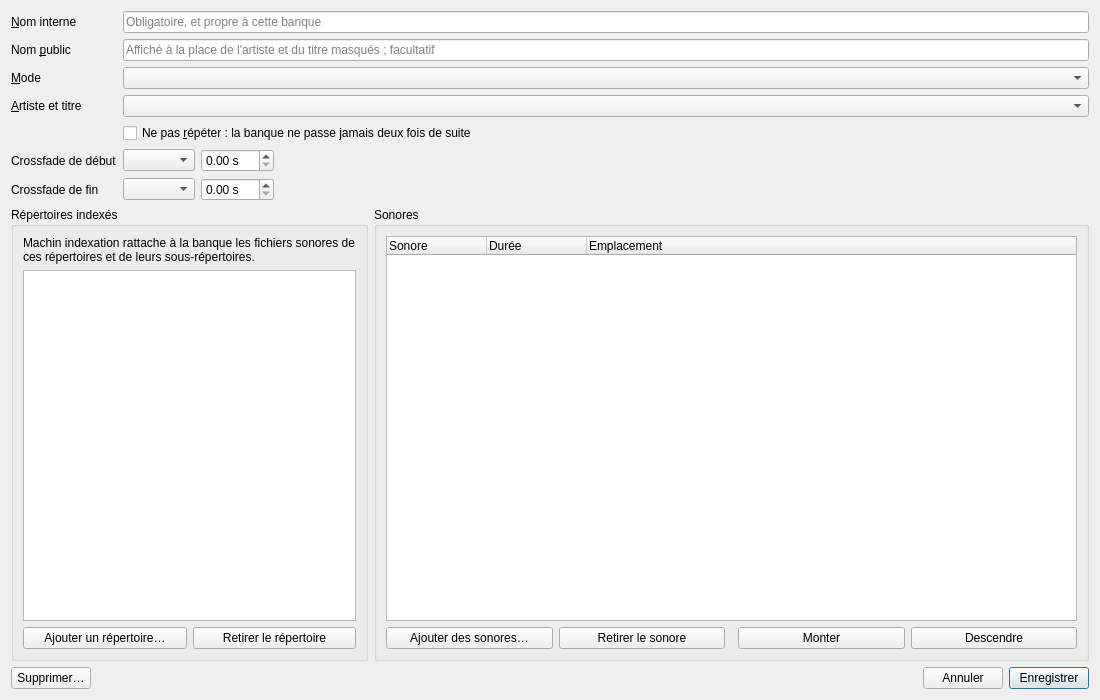
This is src/machincast/interface/ui/fiche_banque.ui in dascritch/machincast as Qt 5 draws it before an edit. The edited form follows.
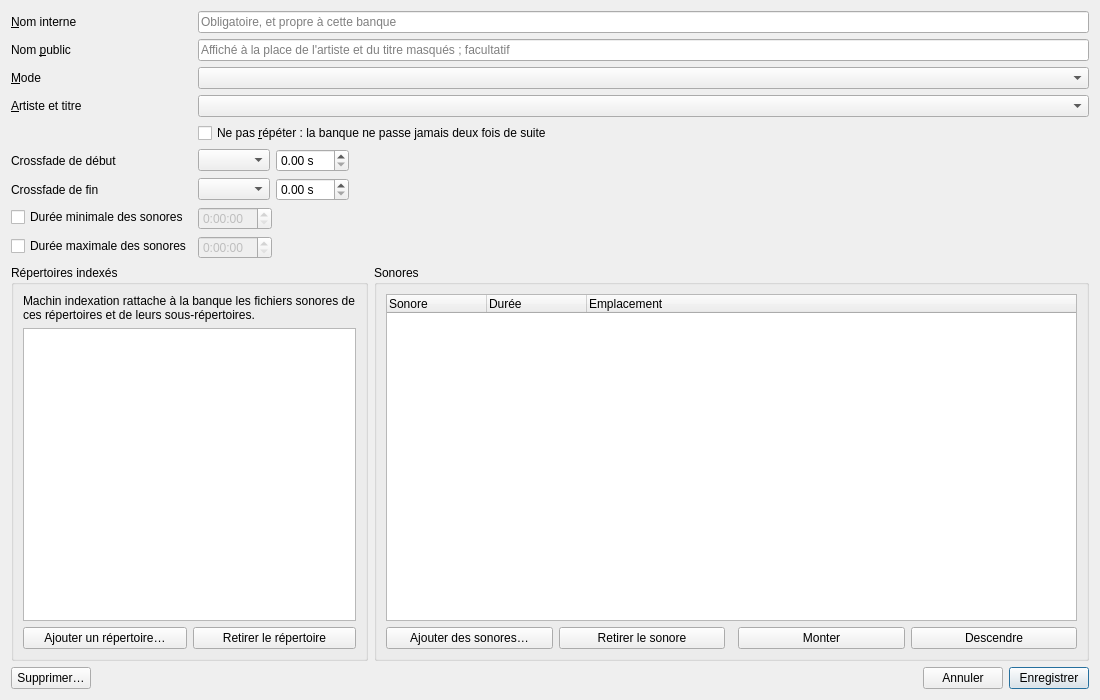
This is the edited form.

Commit message:
feat(banques): durées minimale et maximale des sonores, signalées sans être refusées
https://github.com/dascritch/machincast/issues/147
Durée minimale d'un Sonore dans une Banque

Claude-Session: https://claude.ai/code/session_01KaPegkCQoT3k3oMgjXGsiv

Patch:
```diff
--- a/src/machincast/interface/ui/fiche_banque.ui
+++ b/src/machincast/interface/ui/fiche_banque.ui
@@ -174,6 +174,68 @@
        </item>
       </layout>
      </item>
+     <item row="7" column="0">
+      <widget class="QCheckBox" name="a_duree_min">
+       <property name="text">
+        <string>Durée minimale des sonores</string>
+       </property>
+       <property name="toolTip">
+        <string>Facultative : un sonore de la banque qui en sort est signalé, sans être refusé</string>
+       </property>
+      </widget>
+     </item>
+     <item row="7" column="1">
+      <layout class="QHBoxLayout" name="disposition_duree_min" stretch="0,1">
+       <item>
+        <widget class="QTimeEdit" name="duree_min">
+         <property name="enabled">
+          <bool>false</bool>
+         </property>
+         <property name="displayFormat">
+          <string>H:mm:ss</string>
+         </property>
+        </widget>
+       </item>
+       <item>
+        <spacer name="espace_duree_min">
+         <property name="orientation">
+          <enum>Qt::Orientation::Horizontal</enum>
+         </property>
+        </spacer>
+       </item>
+      </layout>
+     </item>
+     <item row="8" column="0">
+      <widget class="QCheckBox" name="a_duree_max">
+       <property name="text">
+        <string>Durée maximale des sonores</string>
+       </property>
+       <property name="toolTip">
+        <string>Facultative : un sonore de la banque qui en sort est signalé, sans être refusé</string>
+       </property>
+      </widget>
+     </item>
+     <item row="8" column="1">
+      <layout class="QHBoxLayout" name="disposition_duree_max" stretch="0,1">
+       <item>
+        <widget class="QTimeEdit" name="duree_max">
+         <property name="enabled">
+          <bool>false</bool>
+         </property>
+         <property name="displayFormat">
+          <string>H:mm:ss</string>
+         </property>
+        </widget>
+       </item>
+       <item>
+        <spacer name="espace_duree_max">
+         <property name="orientation">
+          <enum>Qt::Orientation::Horizontal</enum>
+         </property>
+        </spacer>
+       </item>
+      </layout>
+     </item>
     </layout>
    </item>
    <item>
```
The commit also changes 17 other files.
